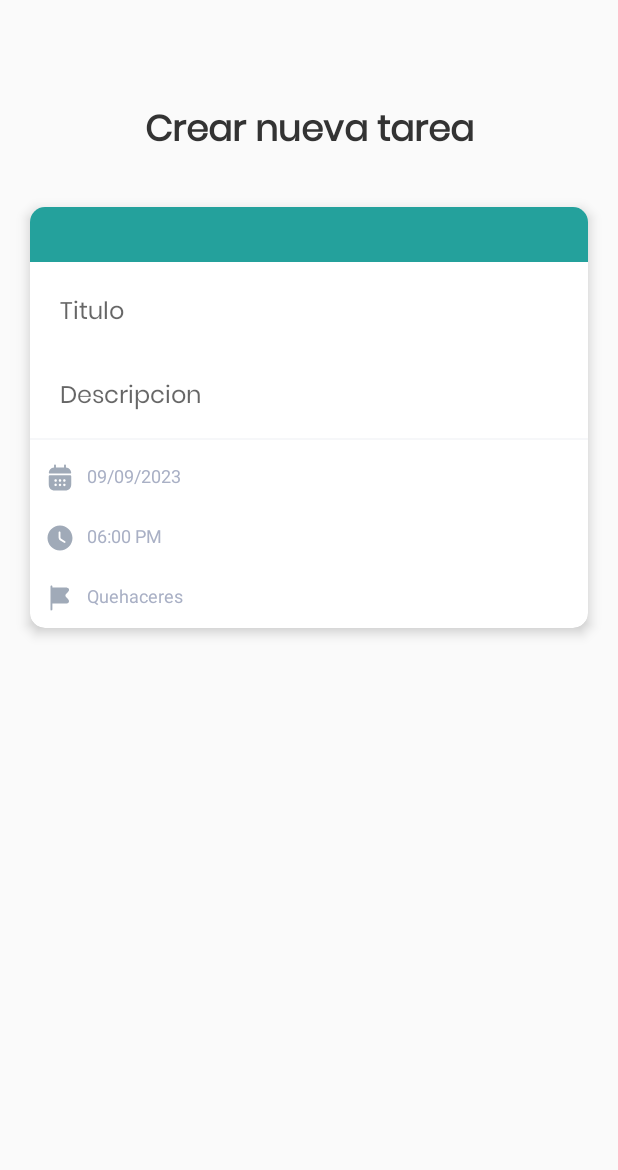
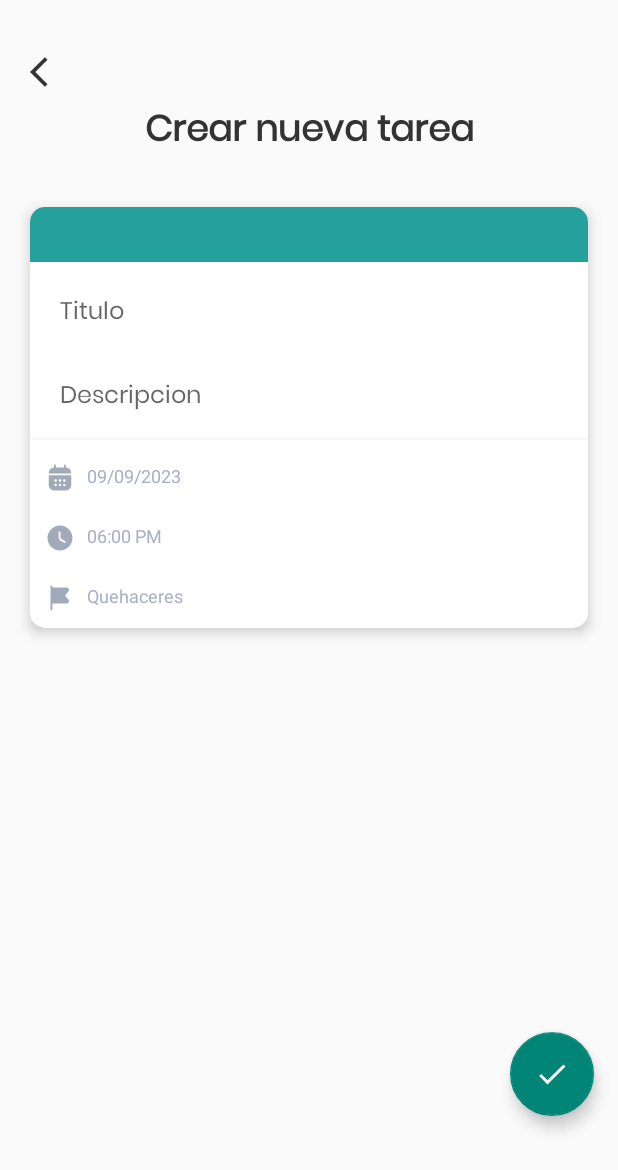
Before and after one commit to dannxvc/todoapp, an Android app: the CreateNewTask screen opened directly, with no data from a screen before it, on a phone screen of 412 x 824 dp. Shown: the top 1170 px of the screen. Run offline under Robolectric (Android 15) with nearby library versions, the phone set to English and light mode, and no system bars.

Commit message:
Update navigation

```diff
--- a/app/src/main/java/com/dannxvc/todoapp/views/CreateAccount.java
+++ b/app/src/main/java/com/dannxvc/todoapp/views/CreateAccount.java
@@ -2,7 +2,9 @@ package com.dannxvc.todoapp.views;
 
 import androidx.appcompat.app.AppCompatActivity;
 
+import android.content.Intent;
 import android.os.Bundle;
+import android.view.View;
 
 import com.dannxvc.todoapp.R;
 
@@ -13,4 +15,8 @@ public class CreateAccount extends AppCompatActivity {
         super.onCreate(savedInstanceState);
         setContentView(R.layout.activity_create_account);
     }
+    public void goToLogin(View view){
+        Intent intent=new Intent(this, Login.class);
+        startActivity(intent);
+    }
 }
--- a/app/src/main/java/com/dannxvc/todoapp/views/HomeTasks.java
+++ b/app/src/main/java/com/dannxvc/todoapp/views/HomeTasks.java
@@ -2,7 +2,9 @@ package com.dannxvc.todoapp.views;
 
 import androidx.appcompat.app.AppCompatActivity;
 
+import android.content.Intent;
 import android.os.Bundle;
+import android.view.View;
 
 import com.dannxvc.todoapp.R;
 
@@ -13,4 +15,12 @@ public class HomeTasks extends AppCompatActivity {
         super.onCreate(savedInstanceState);
         setContentView(R.layout.activity_home_tasks);
     }
+    public void goToCreateTask(View view){
+        Intent intent=new Intent(this, CreateNewTask.class);
+        startActivity(intent);
+    }
+    public void goToHome(View view){
+        Intent intent=new Intent(this, HomeTasks.class);
+        startActivity(intent);
+    }
 }
--- a/app/src/main/java/com/dannxvc/todoapp/views/Login.java
+++ b/app/src/main/java/com/dannxvc/todoapp/views/Login.java
@@ -2,7 +2,9 @@ package com.dannxvc.todoapp.views;
 
 import androidx.appcompat.app.AppCompatActivity;
 
+import android.content.Intent;
 import android.os.Bundle;
+import android.view.View;
 
 import com.dannxvc.todoapp.R;
 
@@ -13,4 +15,8 @@ public class Login extends AppCompatActivity {
         super.onCreate(savedInstanceState);
         setContentView(R.layout.activity_login);
     }
+    public void goToHome(View view){
+        Intent intent=new Intent(this, HomeTasks.class);
+        startActivity(intent);
+    }
 }
--- /dev/null
+++ b/app/src/main/res/drawable/arrow_back.xml
@@ -0,0 +1,5 @@
+<vector android:autoMirrored="true" android:height="24dp"
+    android:tint="#333333" android:viewportHeight="24"
+    android:viewportWidth="24" android:width="24dp" xmlns:android="http://schemas.android.com/apk/res/android">
+    <path android:fillColor="@android:color/white" android:pathData="M11.67,3.87L9.9,2.1 0,12l9.9,9.9 1.77,-1.77L3.54,12z"/>
+</vector>
--- /dev/null
+++ b/app/src/main/res/drawable/check.xml
@@ -0,0 +1,5 @@
+<vector android:height="24dp" android:tint="#FFFFFF"
+    android:viewportHeight="24" android:viewportWidth="24"
+    android:width="24dp" xmlns:android="http://schemas.android.com/apk/res/android">
+    <path android:fillColor="@android:color/white" android:pathData="M9,16.17L4.83,12l-1.42,1.41L9,19 21,7l-1.41,-1.41z"/>
+</vector>
--- a/app/src/main/res/layout/activity_create_account.xml
+++ b/app/src/main/res/layout/activity_create_account.xml
@@ -122,6 +122,7 @@
         android:layout_width="353dp"
         android:layout_height="54dp"
         android:layout_marginBottom="28dp"
+        android:onClick="goToLogin"
         android:text="Crear cuenta"
         android:background="@drawable/btn_large"
         android:textAllCaps="false"
--- a/app/src/main/res/layout/activity_create_new_task.xml
+++ b/app/src/main/res/layout/activity_create_new_task.xml
@@ -17,6 +17,23 @@
         app:layout_constraintEnd_toEndOf="parent"
         app:layout_constraintStart_toStartOf="parent"
         app:layout_constraintTop_toTopOf="parent" />
+
+    <TextView
+        android:id="@+id/title2"
+        style="@style/titleStyle"
+        android:layout_width="wrap_content"
+        android:layout_height="wrap_content"
+        android:layout_marginTop="28dp"
+        android:drawableStart="@drawable/arrow_back"
+        android:fontFamily="@font/poppins"
+        app:layout_constraintEnd_toEndOf="parent"
+        app:layout_constraintHorizontal_bias="0.051"
+        app:layout_constraintStart_toStartOf="parent"
+        app:layout_constraintTop_toTopOf="parent"
+        android:onClick="goToHome"
+
+        />
+
     <androidx.cardview.widget.CardView
         android:id="@+id/card"
         android:layout_width="match_parent"
@@ -130,5 +147,22 @@
             </LinearLayout>
         </LinearLayout>
     </androidx.cardview.widget.CardView>
-
+    <com.google.android.material.floatingactionbutton.FloatingActionButton
+        android:id="@+id/fabAddTask"
+        android:layout_width="wrap_content"
+        android:layout_height="wrap_content"
+        android:layout_alignParentEnd="true"
+        android:layout_alignParentBottom="true"
+        android:layout_marginStart="339dp"
+        android:layout_marginTop="642dp"
+        android:layout_marginEnd="16dp"
+        android:layout_marginBottom="34dp"
+        android:contentDescription="Agregar Tarea"
+        android:src="@drawable/check"
+        app:layout_constraintBottom_toBottomOf="parent"
+        app:layout_constraintEnd_toEndOf="parent"
+        app:layout_constraintStart_toStartOf="parent"
+        app:layout_constraintTop_toTopOf="parent"
+        android:onClick="goToHome"
+        />
 </androidx.constraintlayout.widget.ConstraintLayout>
--- a/app/src/main/res/layout/activity_home_tasks.xml
+++ b/app/src/main/res/layout/activity_home_tasks.xml
@@ -15,6 +15,7 @@
         android:layout_marginTop="52dp"
         android:layout_marginEnd="24dp"
         android:drawableStart="@drawable/settings"
+        android:onClick="goToLogin"
         android:fontFamily="@font/poppins"
         android:textAllCaps="false"
         app:layout_constraintEnd_toEndOf="parent"
@@ -208,5 +209,6 @@
         app:layout_constraintBottom_toBottomOf="parent"
         app:layout_constraintEnd_toEndOf="parent"
         app:layout_constraintStart_toStartOf="parent"
+        android:onClick="goToCreateTask"
         app:layout_constraintTop_toTopOf="parent" />
 </androidx.constraintlayout.widget.ConstraintLayout>
```
